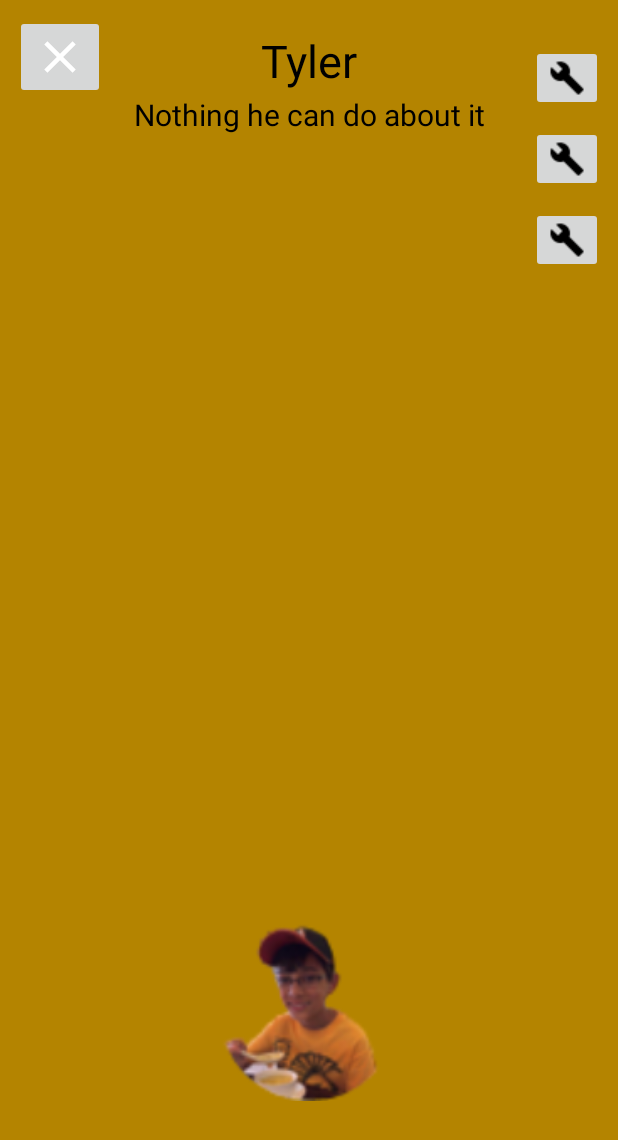
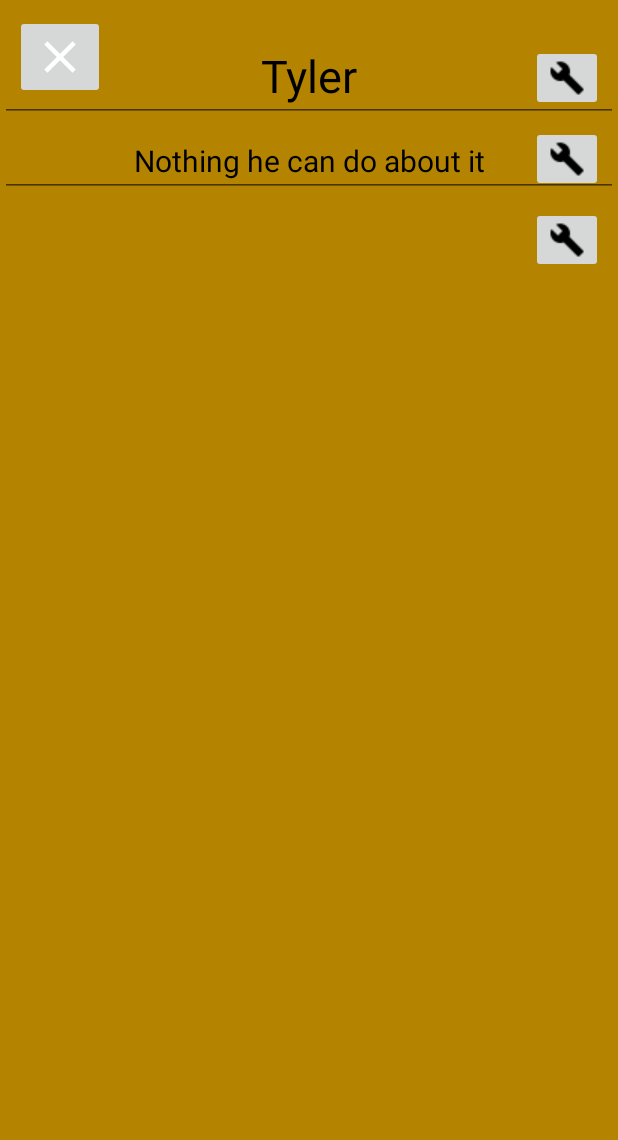
Before and after one commit to puzzler7/PlantPals, an Android app: the screen it shows after launch (PlantFocusActivity), after a tap on an icon or button, on a phone screen of 412 x 824 dp. Shown: the top 1140 px of the screen. Run offline under Robolectric (Android 15) with nearby library versions, the phone set to English and light mode, and no system bars.

Commit message:
edit text boxes, no way to confirm. removed andrew

```diff
--- a/app/src/main/java/com/tabs/tabs/gui/PlantAdapter.java
+++ b/app/src/main/java/com/tabs/tabs/gui/PlantAdapter.java
@@ -35,23 +35,23 @@ public class PlantAdapter extends RecyclerView.Adapter<PlantAdapter.ViewHolder>
      */
     public class ViewHolder extends RecyclerView.ViewHolder {
         private final ImageView img;
-        private final ImageView profileView;
+        //private final ImageView profileView;
 
         public ViewHolder(View view) {
             super(view);
             // Define click listener for the ViewHolder's View
 
             img = view.findViewById(R.id.plant_img);
-            profileView = view.findViewById(R.id.profile_pic);
+            //profileView = view.findViewById(R.id.profile_pic);
         }
 
         public ImageView getImageView() {
             return img;
         }
 
-        public ImageView getProfileView() {
-            return profileView;
-        }
+//        public ImageView getProfileView() {
+//            return profileView;
+//        }
     }
 
     public PlantAdapter(List<Plant> plts) {
@@ -94,7 +94,7 @@ public class PlantAdapter extends RecyclerView.Adapter<PlantAdapter.ViewHolder>
         System.out.println(plants.get(position).getFileName() + ": " + id);
         viewHolder.getImageView().setImageResource(id);
 
-        viewHolder.getProfileView().setImageResource(R.drawable.oval);
+        //viewHolder.getProfileView().setImageResource(R.drawable.oval);
     }
 
     // Return the size of your dataset (invoked by the layout manager)
--- a/app/src/main/java/com/tabs/tabs/gui/PlantFocusFragment.java
+++ b/app/src/main/java/com/tabs/tabs/gui/PlantFocusFragment.java
@@ -4,6 +4,7 @@ import android.os.Bundle;
 import android.view.LayoutInflater;
 import android.view.View;
 import android.view.ViewGroup;
+import android.widget.EditText;
 import android.widget.ImageView;
 import android.widget.TextView;
 
@@ -25,9 +26,9 @@ public class PlantFocusFragment extends Fragment {
                              Bundle savedInstanceState) {
         ViewGroup rootView = (ViewGroup) inflater.inflate(R.layout.plant_focus_fragment, container, false);
         ImageView img = rootView.findViewById(R.id.img);
-        TextView name = rootView.findViewById(R.id.name);
-        TextView subtitle = rootView.findViewById(R.id.subtitle);
-        ImageView prof = rootView.findViewById(R.id.profile_pic);
+        EditText name = rootView.findViewById(R.id.name);
+        EditText subtitle = rootView.findViewById(R.id.subtitle);
+        //ImageView prof = rootView.findViewById(R.id.profile_pic);
 
 //        img.setImageResource(getContext().getResources().getIdentifier("cutecactus", "drawable", getContext().getPackageName()));
 //        System.out.println("MY FRAG FILENAME IS " + plant.getFileName());
@@ -35,7 +36,7 @@ public class PlantFocusFragment extends Fragment {
         img.setImageResource(getContext().getResources().getIdentifier(plant.getFileName(), "drawable", getContext().getPackageName()));
         name.setText(plant.getProfile().getName());
         subtitle.setText(plant.getProfile().getSubtitle());
-        prof.setImageResource(getContext().getResources().getIdentifier("oval", "drawable", getContext().getPackageName()));
+        //prof.setImageResource(getContext().getResources().getIdentifier("oval", "drawable", getContext().getPackageName()));
 
         return rootView;
     }
--- a/app/src/main/res/layout/plant_focus_fragment.xml
+++ b/app/src/main/res/layout/plant_focus_fragment.xml
@@ -19,7 +19,7 @@
             android:scaleType="centerCrop"
             android:src="@drawable/cutecactus" />
 
-        <TextView
+        <EditText
             android:id="@+id/name"
             android:layout_width="match_parent"
             android:layout_height="wrap_content"
@@ -31,7 +31,7 @@
             android:layout_marginTop="20dp"
             android:textColor="#000"
             />
-        <TextView
+        <EditText
             android:id="@+id/subtitle"
             android:layout_width="match_parent"
             android:layout_height="wrap_content"
@@ -50,13 +50,13 @@
             android:layout_alignBottom="@+id/img"
             android:id="@+id/profile_pic_box">
 
-        <ImageView
+        <!--ImageView
             android:id="@+id/profile_pic"
             android:src="@drawable/oval"
             android:layout_centerHorizontal="true"
             android:layout_marginTop="30dp"
             android:layout_width="120dp"
-            android:layout_height="120dp"/>
+            android:layout_height="120dp"/-->
 
         </RelativeLayout>
 
--- a/app/src/main/res/layout/plant_view.xml
+++ b/app/src/main/res/layout/plant_view.xml
@@ -22,13 +22,13 @@
             android:scaleType="centerCrop"
             android:src="@drawable/cutecactus" />
 
-        <ImageView
+        <!--ImageView
             android:id="@+id/profile_pic"
             android:src="@drawable/oval"
             android:layout_centerHorizontal="true"
             android:layout_alignBottom="@+id/plant_img"
             android:layout_width="30dp"
-            android:layout_height="30dp" />
+            android:layout_height="30dp" /-->
 
     </RelativeLayout>
 
```
